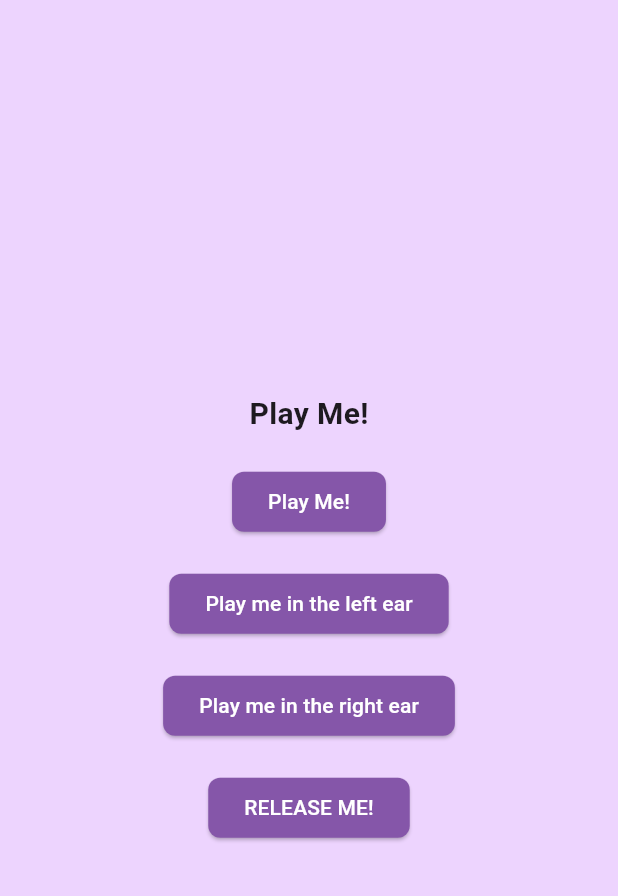
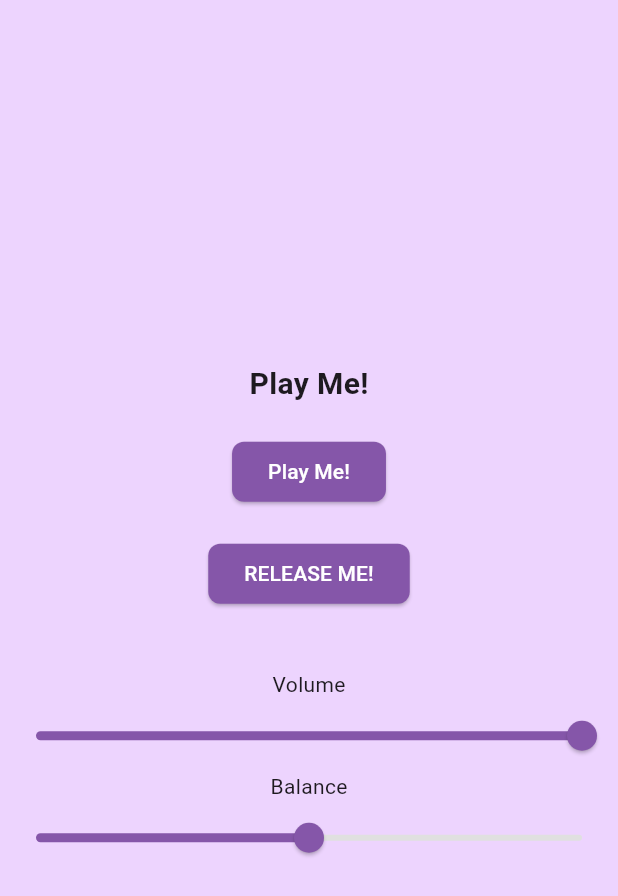
Before and after one commit to Nolelle/headphonemobileapp, a Flutter app: the SoundTestPage screen opened directly, on a phone screen of 412 x 824 dp. Shown: the top 896 px of the screen. Run offline on Flutter 3.47's test engine with Material 3 defaults, Android fonts, the phone set to English and light mode, and no system bars; our stand-ins replace audioplayers, shared_preferences; accounts and stored records are empty.

Commit message:
Updated Sound Test and UI changes

```diff
--- a/lib/features/sound_test/views/sound_test_page.dart
+++ b/lib/features/sound_test/views/sound_test_page.dart
@@ -10,16 +10,19 @@ class SoundTestPage extends StatefulWidget {
 
 class _SoundTestPageState extends State<SoundTestPage> {
   final AudioPlayer _player = AudioPlayer();
+  double _volume = 1.0;
+  double _balance = 0.0;
 
-  Future<void> playSound({double balance = 0.0}) async {
-    String audioPath = "audio/eminem.mp3";
-    await _player.setBalance(balance); // -1.0 = left ear and 1.0 = right ear
-    await _player.play(AssetSource(audioPath));
+  Future<void> playSound() async {
+    await _player.setVolume(_volume);
+    await _player.setBalance(_balance);
+    await _player.play(AssetSource("audio/soundTest.mp3"));
   }
 
   Future<void> stopSound() async {
     await _player.stop();
   }
+
   @override
   void dispose() {
     _player.dispose();
@@ -39,26 +42,43 @@ class _SoundTestPageState extends State<SoundTestPage> {
             ),
             const SizedBox(height: 20),
             ElevatedButton(
-              onPressed: () {
-                playSound();
-              },
+              onPressed: playSound,
               child: const Text("Play Me!"),
-            ),
-            const SizedBox(height: 20),
-            ElevatedButton(
-              onPressed: () => playSound(balance: -1.0),
-              child: const Text("Play me in the left ear")
-            ),
-            const SizedBox(height: 20),
-            ElevatedButton(
-                onPressed: () => playSound(balance: 1.0),
-                child: const Text("Play me in the right ear")
             ),
             const SizedBox(height: 20),
             ElevatedButton(
               onPressed: stopSound,
               child: const Text("RELEASE ME!"),
-            )
+            ),
+            const SizedBox(height: 40),
+            Column(
+              children: [
+                const Text("Volume"),
+                Slider(
+                  value: _volume,
+                  min: 0.0,
+                  max: 1.0,
+                  onChanged: (value) {
+                    setState(() {
+                      _volume = value;
+                      _player.setVolume(_volume);
+                    });
+                  },
+                ),
+                const Text("Balance"),
+                Slider(
+                  value: _balance,
+                  min: -1.0,
+                  max: 1.0,
+                  onChanged: (value) {
+                    setState(() {
+                      _balance = value;
+                      _player.setBalance(_balance);
+                    });
+                  },
+                ),
+              ],
+            ),
           ],
         ),
       ),
--- a/pubspec.yaml
+++ b/pubspec.yaml
@@ -33,6 +33,7 @@ dependencies:
     sdk: flutter
   provider: ^6.0.0
   flutter_blue_plus: ^1.0.0
+  audioplayers: ^5.2.1
 
 
 
@@ -62,6 +63,8 @@ flutter:
   # included with your application, so that you can use the icons in
   # the material Icons class.
   uses-material-design: true
+  assets:
+    - assets/audio/
 
   # To add assets to your application, add an assets section, like this:
   # assets:
```
Also changed, not shown: lib/features/presets/views/screens/preset_list_page.dart (+20 -70 lines), lib/features/presets/views/screens/preset_page.dart (+55 -62 lines), pubspec.lock, 5 other files.
